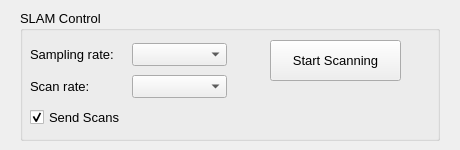
First picture: the form in slam_client/SlamClient_PC/slamcontrolwidget.ui, repository marckolak/wtController, before the edit.
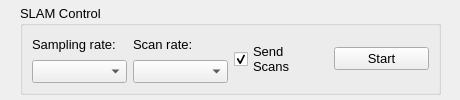
Second picture: the form after the edit.

```diff
--- a/slam_client/SlamClient_PC/slamcontrolwidget.ui
+++ b/slam_client/SlamClient_PC/slamcontrolwidget.ui
@@ -7,13 +7,13 @@
     <x>0</x>
     <y>0</y>
     <width>460</width>
-    <height>150</height>
+    <height>100</height>
    </rect>
   </property>
   <property name="minimumSize">
    <size>
     <width>460</width>
-    <height>150</height>
+    <height>100</height>
    </size>
   </property>
   <property name="windowTitle">
@@ -23,9 +23,9 @@
    <property name="geometry">
     <rect>
      <x>20</x>
-     <y>10</y>
-     <width>420</width>
-     <height>131</height>
+     <y>5</y>
+     <width>421</width>
+     <height>90</height>
     </rect>
    </property>
    <property name="font">
@@ -36,44 +36,9 @@
    <property name="title">
     <string>SLAM Control</string>
    </property>
-   <widget class="QPushButton" name="scanButton">
-    <property name="geometry">
-     <rect>
-      <x>250</x>
-      <y>30</y>
-      <width>131</width>
-      <height>41</height>
-     </rect>
-    </property>
-    <property name="font">
-     <font>
-      <pointsize>10</pointsize>
-     </font>
-    </property>
-    <property name="text">
-     <string>Start Scanning</string>
-    </property>
-    <property name="checkable">
-     <bool>true</bool>
-    </property>
-   </widget>
-   <widget class="QWidget" name="layoutWidget">
-    <property name="geometry">
-     <rect>
-      <x>10</x>
-      <y>30</y>
-      <width>197</width>
-      <height>91</height>
-     </rect>
-    </property>
-    <property name="font">
-     <font>
-      <pointsize>10</pointsize>
-     </font>
-    </property>
-    <layout class="QVBoxLayout" name="verticalLayout">
+   <layout class="QHBoxLayout" name="horizontalLayout">
      <item>
-      <layout class="QHBoxLayout" name="horizontalLayout_2">
+     <layout class="QVBoxLayout" name="verticalLayout_2">
        <item>
         <widget class="QLabel" name="label">
          <property name="font">
@@ -98,7 +63,7 @@
       </layout>
      </item>
      <item>
-      <layout class="QHBoxLayout" name="horizontalLayout">
+     <layout class="QVBoxLayout" name="verticalLayout">
        <item>
         <widget class="QLabel" name="label_2">
          <property name="font">
@@ -130,15 +95,30 @@
         </font>
        </property>
        <property name="text">
-        <string>Send Scans</string>
+       <string>Send
+Scans</string>
        </property>
        <property name="checked">
         <bool>true</bool>
        </property>
       </widget>
      </item>
-    </layout>
-   </widget>
+    <item>
+     <widget class="QPushButton" name="scanButton">
+      <property name="font">
+       <font>
+        <pointsize>10</pointsize>
+       </font>
+      </property>
+      <property name="text">
+       <string>Start</string>
+      </property>
+      <property name="checkable">
+       <bool>true</bool>
+      </property>
+     </widget>
+    </item>
+   </layout>
   </widget>
  </widget>
  <resources/>
```
Lines whose indentation alone changed are shown as unchanged.
